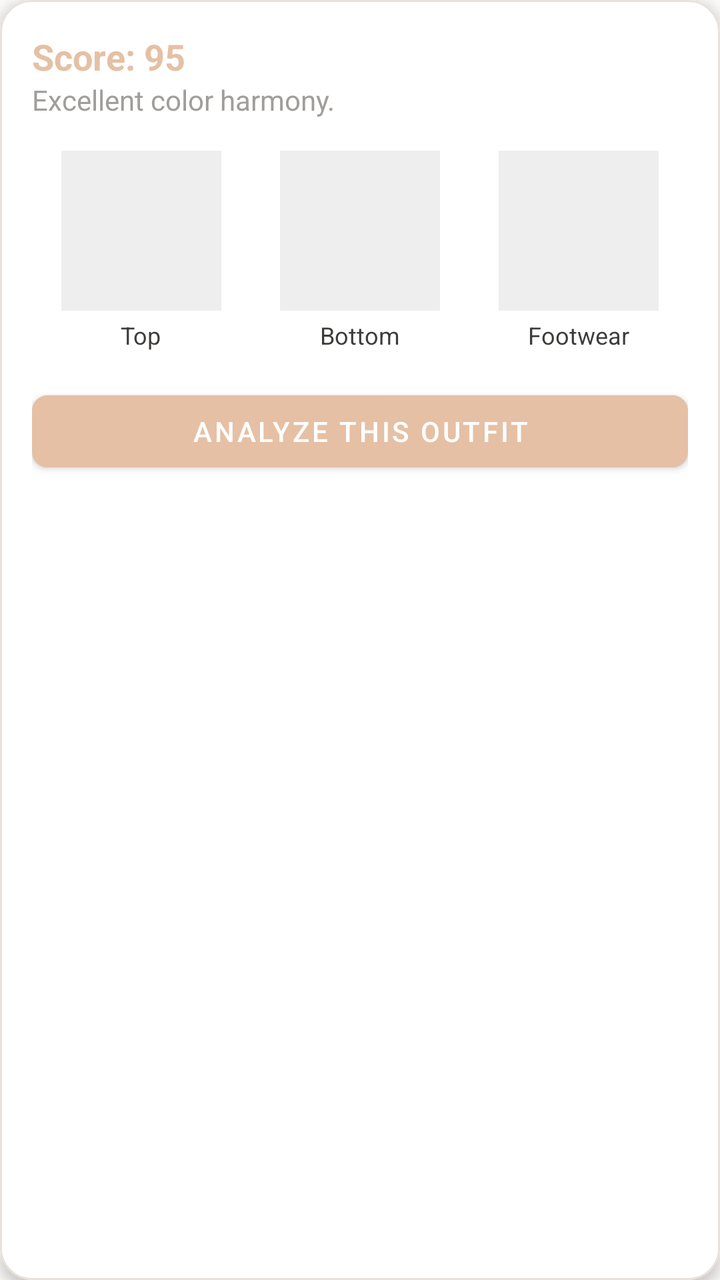
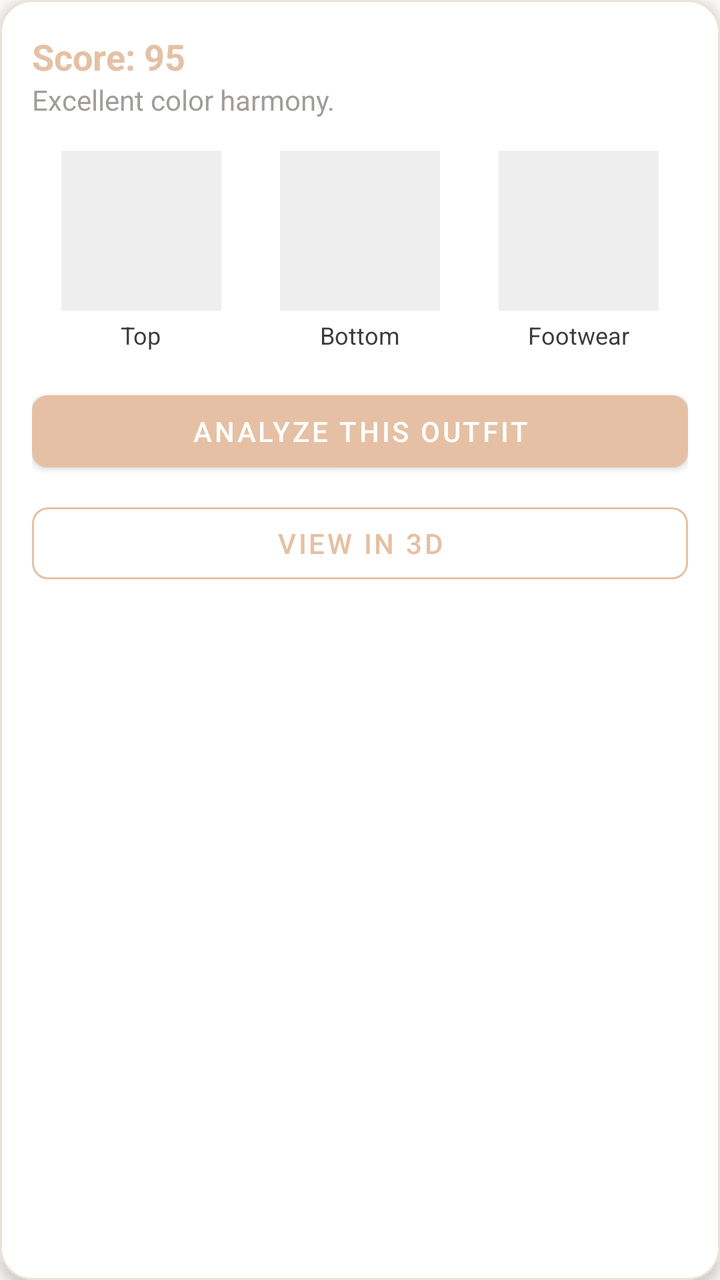

Before-and-after screenshots of an Android layout around one commit, followed by the original layout XML and the change that was made.
<!-- AndroidManifest.xml: application theme Theme.OutfitStudio -->
<!-- res/layout/item_outfit_card.xml -->
<?xml version="1.0" encoding="utf-8"?>
<com.google.android.material.card.MaterialCardView xmlns:android="http://schemas.android.com/apk/res/android"
    xmlns:app="http://schemas.android.com/apk/res-auto"
    android:layout_width="match_parent"
    android:layout_height="wrap_content"
    android:layout_margin="8dp"
    app:cardCornerRadius="16dp"
    app:cardElevation="4dp"
    app:strokeColor="@color/card_border"
    app:strokeWidth="1dp">

    <LinearLayout
        android:layout_width="match_parent"
        android:layout_height="wrap_content"
        android:orientation="vertical"
        android:padding="16dp">

        <TextView
            android:id="@+id/tvScore"
            android:layout_width="match_parent"
            android:layout_height="wrap_content"
            android:text="Score: 95"
            android:textSize="18sp"
            android:textStyle="bold"
            android:textColor="@color/primary"/>

        <TextView
            android:id="@+id/tvReason"
            android:layout_width="match_parent"
            android:layout_height="wrap_content"
            android:text="Excellent color harmony."
            android:textSize="14sp"
            android:textColor="@color/text_hint"
            android:layout_marginBottom="16dp"/>

        <LinearLayout
            android:layout_width="match_parent"
            android:layout_height="wrap_content"
            android:orientation="horizontal"
            android:weightSum="3">

            
            <LinearLayout
                android:layout_width="0dp"
                android:layout_height="wrap_content"
                android:layout_weight="1"
                android:orientation="vertical"
                android:gravity="center">
                
                <ImageView
                    android:id="@+id/ivTop"
                    android:layout_width="80dp"
                    android:layout_height="80dp"
                    android:scaleType="centerCrop"
                    android:background="#EEEEEE"/>
                <TextView
                    android:id="@+id/tvTopName"
                    android:layout_width="wrap_content"
                    android:layout_height="wrap_content"
                    android:text="Top"
                    android:textSize="12sp"
                    android:lines="1"
                    android:ellipsize="end"
                    android:layout_marginTop="4dp"/>
            </LinearLayout>

            
            <LinearLayout
                android:layout_width="0dp"
                android:layout_height="wrap_content"
                android:layout_weight="1"
                android:orientation="vertical"
                android:gravity="center">
                
                <ImageView
                    android:id="@+id/ivBottom"
                    android:layout_width="80dp"
                    android:layout_height="80dp"
                    android:scaleType="centerCrop"
                    android:background="#EEEEEE"/>
                <TextView
                    android:id="@+id/tvBottomName"
                    android:layout_width="wrap_content"
                    android:layout_height="wrap_content"
                    android:text="Bottom"
                    android:textSize="12sp"
                    android:lines="1"
                    android:ellipsize="end"
                    android:layout_marginTop="4dp"/>
            </LinearLayout>

            
            <LinearLayout
                android:layout_width="0dp"
                android:layout_height="wrap_content"
                android:layout_weight="1"
                android:orientation="vertical"
                android:gravity="center">
                
                <ImageView
                    android:id="@+id/ivFootwear"
                    android:layout_width="80dp"
                    android:layout_height="80dp"
                    android:scaleType="centerCrop"
                    android:background="#EEEEEE"/>
                <TextView
                    android:id="@+id/tvFootwearName"
                    android:layout_width="wrap_content"
                    android:layout_height="wrap_content"
                    android:text="Footwear"
                    android:textSize="12sp"
                    android:lines="1"
                    android:ellipsize="end"
                    android:layout_marginTop="4dp"/>
            </LinearLayout>

        </LinearLayout>

        <com.google.android.material.button.MaterialButton
            android:id="@+id/btnRateOutfit"
            android:layout_width="match_parent"
            android:layout_height="wrap_content"
            android:layout_marginTop="16dp"
            android:text="ANALYZE THIS OUTFIT"
            app:cornerRadius="8dp"
            android:backgroundTint="@color/primary"/>

    </LinearLayout>

</com.google.android.material.card.MaterialCardView>
<!-- resources referenced by this layout -->
<resources>
  <color name="card_border">#EAE1D9</color>
  <color name="primary">#E5C0A4</color>
  <color name="text_hint">#A09D9B</color>
  <style name="Theme.OutfitStudio" parent="Theme.MaterialComponents.Light.NoActionBar">
          <item name="android:textColor">@color/on_background</item>
          <item name="android:textColorHint">@color/text_hint</item>
          
          <item name="colorPrimary">@color/primary</item>
          <item name="colorPrimaryVariant">@color/primary_variant</item>
          <item name="colorOnPrimary">@color/on_primary</item>
          
          <item name="colorSecondary">@color/primary</item>
          <item name="colorSecondaryVariant">@color/primary_variant</item>
          <item name="colorOnSecondary">@color/on_primary</item>
          
          <item name="android:colorBackground">@color/background</item>
          <item name="colorSurface">@color/surface</item>
          
          <item name="android:statusBarColor">@color/background</item>
          <item name="android:windowLightStatusBar">true</item>
      </style>
  <color name="on_background">#3E3C3A</color>
  <color name="primary_variant">#D8A58B</color>
  <color name="on_primary">#FFFFFF</color>
  <color name="background">#FDFBF9</color>
  <color name="surface">#FFFFFF</color>
</resources>

<!-- the commit's change to res/layout/item_outfit_card.xml (unified diff, before → after) -->
@@ -125,6 +125,17 @@
             app:cornerRadius="8dp"
             android:backgroundTint="@color/primary"/>
 
+        <com.google.android.material.button.MaterialButton
+            android:id="@+id/btnViewIn3D"
+            style="@style/Widget.MaterialComponents.Button.OutlinedButton"
+            android:layout_width="match_parent"
+            android:layout_height="wrap_content"
+            android:layout_marginTop="8dp"
+            android:text="VIEW IN 3D"
+            app:cornerRadius="8dp"
+            app:strokeColor="@color/primary"
+            android:textColor="@color/primary"/>
+
     </LinearLayout>
 
 </com.google.android.material.card.MaterialCardView>
